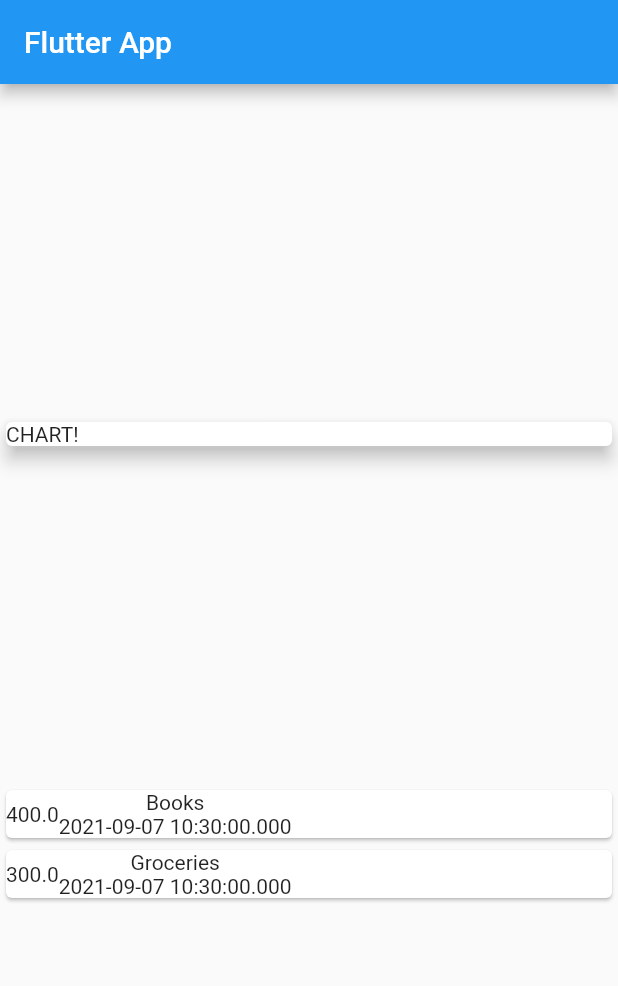
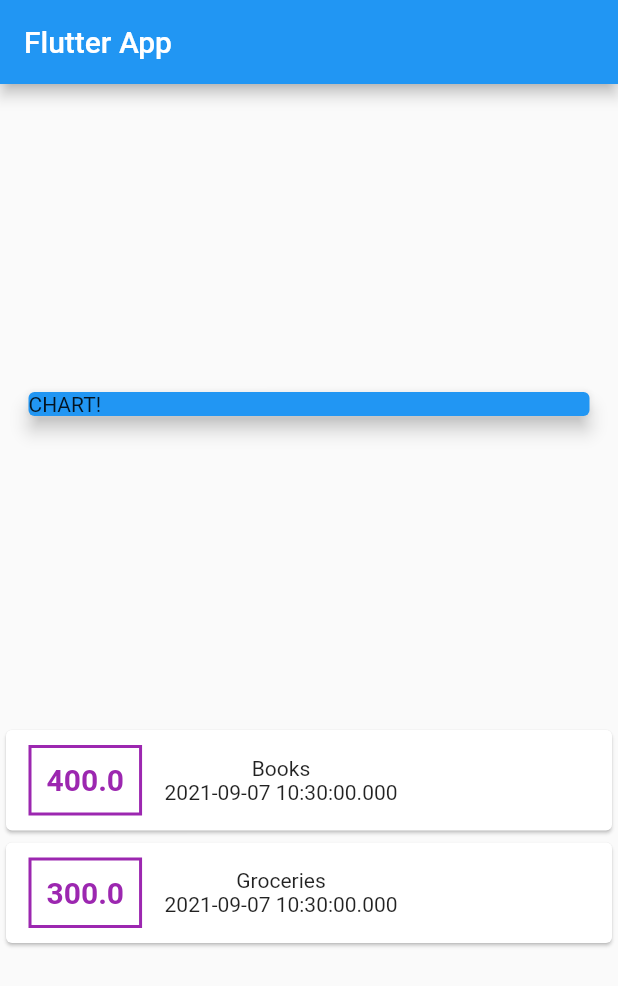
Before and after one commit to RitikaT19/expense-tracker, a Flutter app: the screen it shows after launch, on a phone screen of 412 x 824 dp. Shown: the top 986 px of the screen. Run offline on Flutter 3.47's test engine with Material 2 defaults, Android fonts, the phone set to English and light mode, and no system bars.

Commit message:
feat: styling for amount container

```diff
--- a/lib/main.dart
+++ b/lib/main.dart
@@ -30,8 +30,13 @@ class MyHomePage extends StatelessWidget {
           crossAxisAlignment: CrossAxisAlignment.stretch,
           children: <Widget>[
             Container(
+              margin: EdgeInsets.symmetric(
+                vertical: 10,
+                horizontal: 15,
+              ),
               width: double.infinity,
               child: Card(
+                color: Colors.blue,
                 child: Text('CHART!'),
                 elevation: 5,
               ),
@@ -42,8 +47,24 @@ class MyHomePage extends StatelessWidget {
                   child: Row(
                     children: <Widget>[
                       Container(
+                        margin: EdgeInsets.symmetric(
+                          vertical: 10,
+                          horizontal: 15,
+                        ),
+                        decoration: BoxDecoration(
+                          border: Border.all(
+                            color: Colors.purple,
+                            width: 2,
+                          ),
+                        ),
+                        padding: EdgeInsets.all(10),
                         child: Text(
                           tx.amount.toString(),
+                          style: TextStyle(
+                            fontWeight: FontWeight.bold,
+                            fontSize: 20,
+                            color: Colors.purple,
+                          ),
                         ),
                       ),
                       Column(
```
